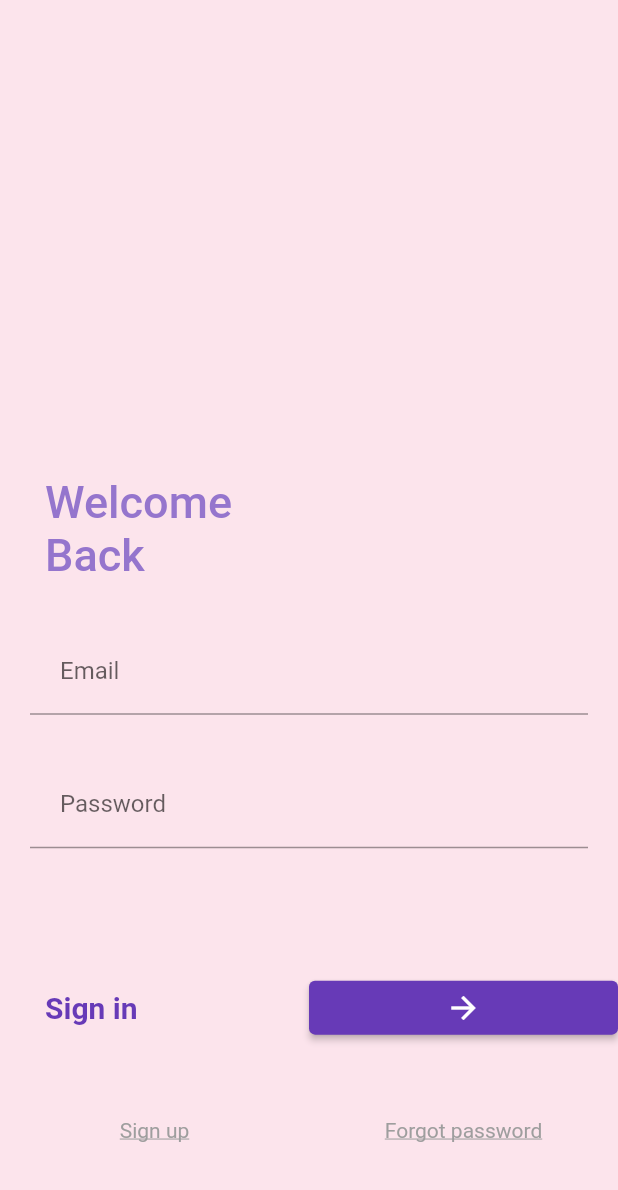
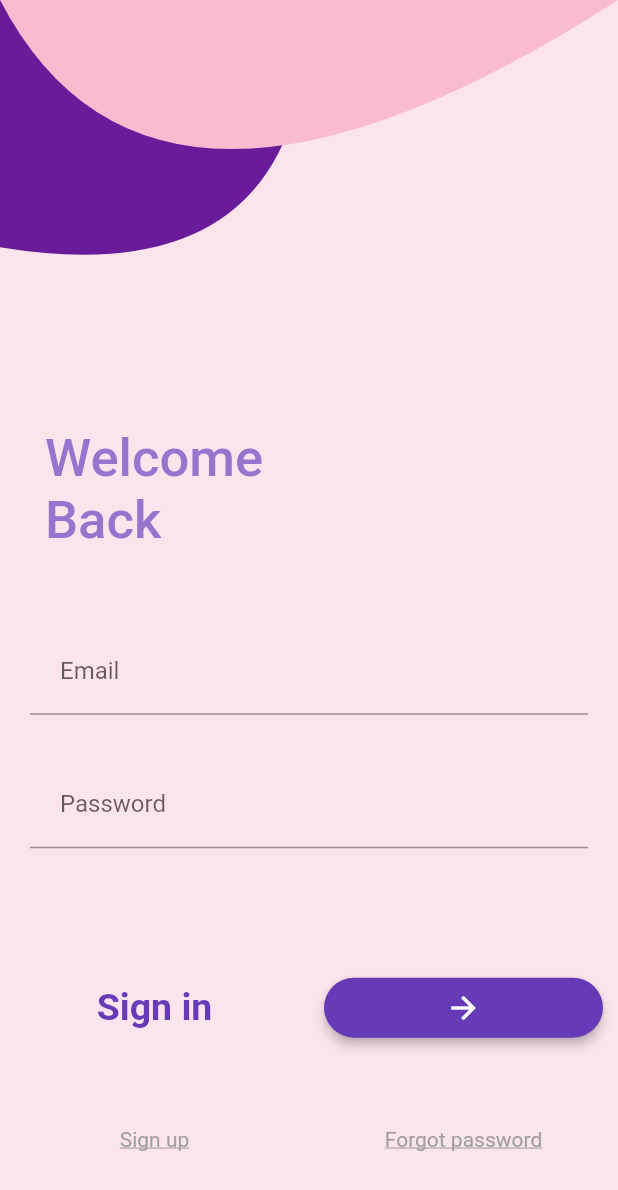
Before and after one commit to axeleatorss3/cake-sheduler-app, a Flutter app: the screen it shows after launch, after a tap on the "arrow forward" icon, on a phone screen of 412 x 824 dp. Shown: the top 1190 px of the screen. Run offline on Flutter 3.47's test engine with Material 2 defaults, Android fonts, the phone set to English and light mode, and no system bars; our stand-ins replace animated_text_kit, bloc, dio, equatable, flutter_bloc, pretty_dio_logger and 1 more; generated files the repository leaves out were written again.

Commit message:
login mockup done and textfields working

```diff
--- a/lib/components/card_form.dart
+++ b/lib/components/card_form.dart
@@ -2,7 +2,8 @@ import 'package:flutter/cupertino.dart';
 import 'package:flutter/material.dart';
 
 class CardFormLogin extends StatefulWidget {
-  const CardFormLogin() : super();
+  const CardFormLogin(this.focus) : super();
+  final FocusNode focus;
 
   @override
   _CardFormLoginState createState() => _CardFormLoginState();
@@ -19,6 +20,7 @@ class _CardFormLoginState extends State<CardFormLogin> {
       child: Column(
         children: [
           TextField(
+            onSubmitted: (value) => widget.focus.requestFocus(),
             decoration: InputDecoration(
                 hintText: 'Email',
                 fillColor: Colors.grey[350],
@@ -30,6 +32,7 @@ class _CardFormLoginState extends State<CardFormLogin> {
             height: 30,
           ),
           TextField(
+            focusNode: widget.focus,
             decoration: InputDecoration(
                 hintText: 'Password',
                 filled: false,
--- /dev/null
+++ b/lib/components/draw.dart
@@ -0,0 +1,13 @@
+import 'package:cake_scheduler/components/purple_circle.dart';
+import 'package:flutter/cupertino.dart';
+
+class Draw extends StatelessWidget {
+  const Draw({Key key}) : super(key: key);
+
+  @override
+  Widget build(BuildContext context) {
+    return CustomPaint(
+      painter: CurvePainter(),
+    );
+  }
+}
--- /dev/null
+++ b/lib/components/pink_curve.dart
@@ -0,0 +1,30 @@
+import 'package:flutter/cupertino.dart';
+import 'package:flutter/material.dart';
+
+class CurvePainter2 extends CustomPainter {
+  @override
+  void paint(Canvas canvas, Size size) {
+    var paint = Paint();
+    // TODO: Set properties to paint
+    paint.color = Colors.pink[100];
+    paint.style = PaintingStyle.fill;
+
+    paint.strokeWidth = 3.0;
+    var path = Path();
+
+    path.moveTo(0, 0);
+    path.quadraticBezierTo(size.width / 4, size.height / 2, size.width, 0);
+    path.lineTo(0, 0);
+    //path.lineTo(size.width * .7, 0);
+    //path.lineTo(size.width, size.height);
+
+    // TODO: Draw your path
+
+    canvas.drawPath(path, paint);
+  }
+
+  @override
+  bool shouldRepaint(CustomPainter oldDelegate) {
+    return true;
+  }
+}
--- /dev/null
+++ b/lib/components/purple_circle.dart
@@ -0,0 +1,32 @@
+import 'package:flutter/cupertino.dart';
+import 'package:flutter/material.dart';
+import 'dart:ui' as ui;
+
+class CurvePainter extends CustomPainter {
+  @override
+  void paint(Canvas canvas, Size size) {
+    var paint = Paint();
+    // TODO: Set properties to paint
+    paint.color = Colors.purple.shade800;
+    paint.style = PaintingStyle.fill;
+
+    paint.strokeWidth = 3.0;
+    var path = Path();
+
+    path.moveTo(0, size.width * .40);
+    path.quadraticBezierTo(
+        size.width / 2, size.height / 2, size.width / 2, size.height * 0);
+    path.lineTo(0, 0);
+    //path.lineTo(size.width * .7, 0);
+    //path.lineTo(size.width, size.height);
+
+    // TODO: Draw your path
+
+    canvas.drawPath(path, paint);
+  }
+
+  @override
+  bool shouldRepaint(CustomPainter oldDelegate) {
+    return true;
+  }
+}
--- a/lib/views/Login/login.dart
+++ b/lib/views/Login/login.dart
@@ -1,5 +1,8 @@
 import 'package:cake_scheduler/components/card_form.dart';
+import 'package:cake_scheduler/components/pink_curve.dart';
+import 'package:cake_scheduler/components/purple_circle.dart';
 import 'package:flutter/cupertino.dart';
+import 'package:animated_text_kit/animated_text_kit.dart';
 import 'package:flutter/material.dart';
 
 class Login extends StatefulWidget {
@@ -9,7 +12,27 @@ class Login extends StatefulWidget {
   _LoginState createState() => _LoginState();
 }
 
-class _LoginState extends State<Login> {
+class _LoginState extends State<Login> with SingleTickerProviderStateMixin {
+  Animation<double> _animation;
+  AnimationController _animationController;
+  FocusNode myFocusNode;
+
+  @override
+  void initState() {
+    final _animationController =
+        AnimationController(vsync: this, duration: Duration(seconds: 2));
+    _animation = Tween(begin: 0.0, end: 1.0).animate(_animationController);
+    _animationController.forward(from: 0.0);
+    myFocusNode = FocusNode();
+  }
+
+  @override
+  void dispose() {
+    _animationController.dispose();
+    myFocusNode.dispose();
+    super.dispose();
+  }
+
   @override
   Widget build(BuildContext context) {
     return LayoutBuilder(
@@ -17,26 +40,47 @@ class _LoginState extends State<Login> {
         return Scaffold(
             backgroundColor: Colors.pink[50],
             extendBody: true,
-            body: Column(
+            body: SingleChildScrollView(
+                child: Container(
+                    height: MediaQuery.maybeOf(context).size.height,
+                    width: MediaQuery.maybeOf(context).size.width,
+                    child: Column(
                       children: [
                         Expanded(
                             flex: 5,
                             child: Stack(children: [
+                              SizedBox(
+                                height: MediaQuery.maybeOf(context).size.height,
+                                width: MediaQuery.maybeOf(context).size.width,
+                                child: CustomPaint(
+                                  painter: CurvePainter(),
+                                ),
+                              ),
+                              SizedBox(
+                                height: MediaQuery.maybeOf(context).size.height,
+                                width: MediaQuery.maybeOf(context).size.width,
+                                child: CustomPaint(
+                                  painter: CurvePainter2(),
+                                ),
+                              ),
                               Positioned(
-                          bottom: 10,
+                                  bottom: 30,
                                   left: 30,
+                                  child: FadeTransition(
+                                      opacity: _animation,
                                       child: Text(
                                         'Welcome \nBack',
                                         style: TextStyle(
                                             color: Colors.deepPurple.shade300,
-                                fontSize: 30,
+                                            fontSize: 35,
                                             fontWeight: FontWeight.w500),
-                          ))
+                                      )))
                             ])),
                         Expanded(
                             flex: 0,
                             child: Padding(
-                        padding: EdgeInsets.all(20), child: CardFormLogin())),
+                                padding: EdgeInsets.all(20),
+                                child: CardFormLogin(myFocusNode))),
                         Expanded(
                             flex: 3,
                             child: Column(
@@ -46,22 +90,29 @@ class _LoginState extends State<Login> {
                                   children: [
                                     Expanded(
                                         child: Container(
-                                    alignment: Alignment.centerLeft,
-                                    margin: EdgeInsets.only(left: 30),
+                                            alignment: Alignment.center,
+                                            margin: EdgeInsets.only(right: 0),
                                             child: Text(
                                               'Sign in',
                                               style: TextStyle(
                                                 color: Colors.deepPurple,
                                                 fontWeight: FontWeight.bold,
-                                        fontSize: 20,
+                                                fontSize: 25,
                                               ),
                                             ))),
                                     Expanded(
+                                        child: Container(
+                                            height: 40,
+                                            margin: EdgeInsets.all(10),
                                             child: ElevatedButton(
                                                 style: ElevatedButton.styleFrom(
-                                        primary: Colors.deepPurple),
+                                                    primary: Colors.deepPurple,
+                                                    minimumSize: Size(10, 10),
+                                                    shape: StadiumBorder(),
+                                                    elevation: 3.0),
                                                 onPressed: () => null,
-                                    child: Icon(Icons.arrow_forward)))
+                                                child:
+                                                    Icon(Icons.arrow_forward))))
                                   ],
                                 ),
                                 SizedBox(
@@ -76,7 +127,8 @@ class _LoginState extends State<Login> {
                                             'Sign up',
                                             style: TextStyle(
                                                 color: Colors.grey,
-                                        decoration: TextDecoration.underline),
+                                                decoration:
+                                                    TextDecoration.underline),
                                           ),
                                         ),
                                       ),
@@ -88,7 +140,8 @@ class _LoginState extends State<Login> {
                                             'Forgot password',
                                             style: TextStyle(
                                                 color: Colors.grey,
-                                        decoration: TextDecoration.underline),
+                                                decoration:
+                                                    TextDecoration.underline),
                                           ),
                                         ),
                                       ),
@@ -98,7 +151,7 @@ class _LoginState extends State<Login> {
                               ],
                             ))
                       ],
-            ));
+                    ))));
       },
     );
   }
--- a/pubspec.yaml
+++ b/pubspec.yaml
@@ -21,6 +21,7 @@ environment:
   sdk: ">=2.7.0 <3.0.0"
 
 dependencies:
+  animated_text_kit: ^4.2.1
   dio: 3.0.10
   equatable: ^2.0.3
   flutter:
```
Also changed, not shown: pubspec.lock. Lines whose indentation alone changed are shown as unchanged.
